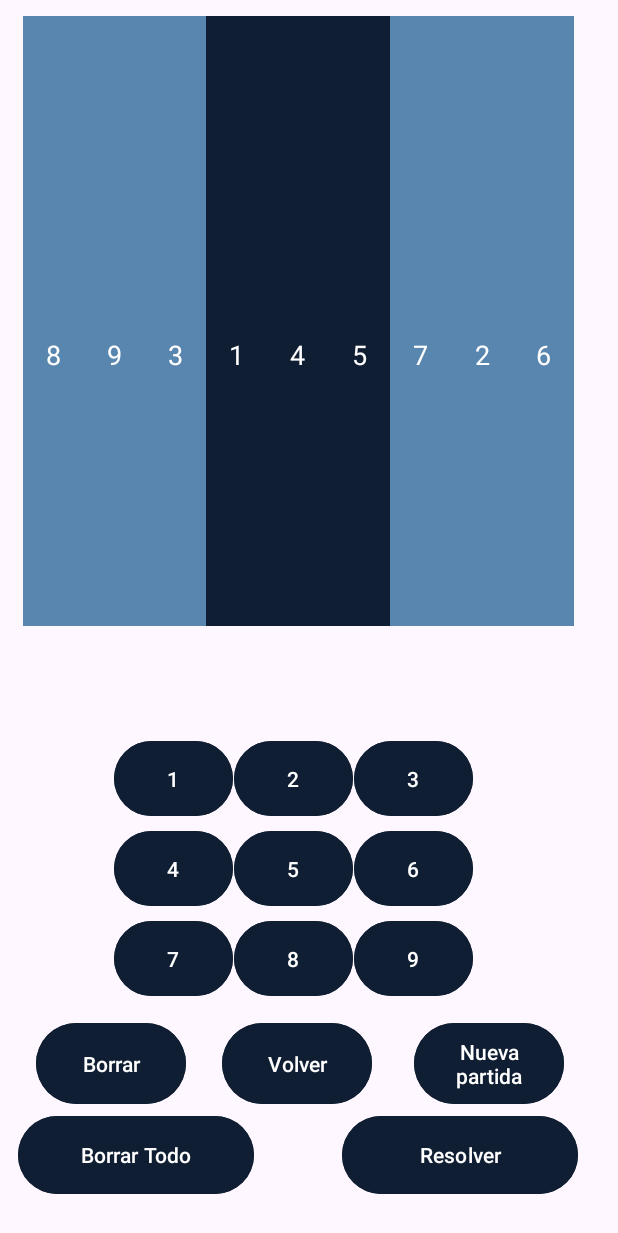
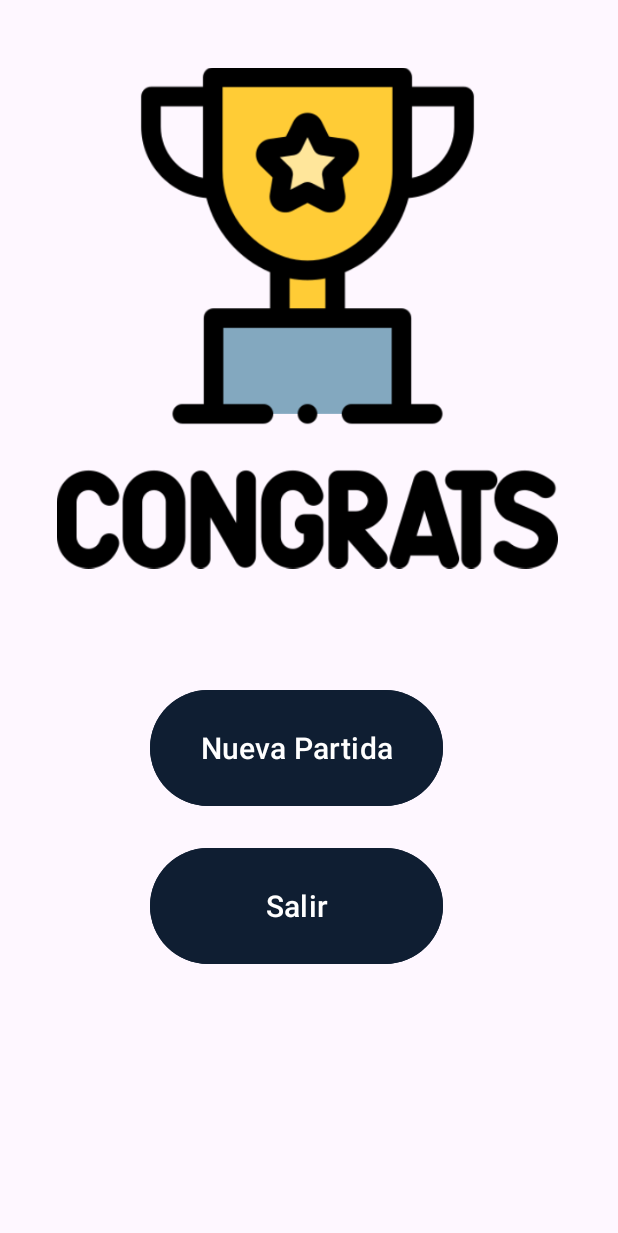
Before and after one commit to cemor8/progmovil, an Android app: the ControllerJuego screen opened directly, with no data from a screen before it, after a tap on "Resolver", on a phone screen of 412 x 824 dp. Shown: the top 1233 px of the screen. Run offline under Robolectric (Android 15) with nearby library versions, the phone set to English and light mode, and no system bars.

Commit message:
comentar, probar

```diff
--- a/Sudoku/app/src/main/AndroidManifest.xml
+++ b/Sudoku/app/src/main/AndroidManifest.xml
@@ -27,6 +27,9 @@
         <activity
                 android:name=".ControllerDificultad">
         </activity>
+        <activity
+                android:name=".ControllerGanar">
+        </activity>
     </application>
 
 </manifest>
--- a/Sudoku/app/src/main/java/com/example/sudoku/ControllerDificultad.java
+++ b/Sudoku/app/src/main/java/com/example/sudoku/ControllerDificultad.java
@@ -19,7 +19,7 @@ public class ControllerDificultad extends AppCompatActivity {
         int id = btn.getId();
         int casillas = 0;
         if(id == R.id.btnfa){
-        casillas = 40;
+        casillas = 10;
         }else if(id == R.id.btnme){
         casillas = 50;
         }else if(id == R.id.btndi){
--- /dev/null
+++ b/Sudoku/app/src/main/java/com/example/sudoku/ControllerGanar.java
@@ -0,0 +1,22 @@
+package com.example.sudoku;
+
+import android.content.Intent;
+import android.os.Bundle;
+import android.view.View;
+import androidx.appcompat.app.AppCompatActivity;
+
+public class ControllerGanar extends AppCompatActivity {
+    @Override
+    protected void onCreate(Bundle savedInstanceState) {
+        super.onCreate(savedInstanceState);
+        setContentView(R.layout.completado);
+
+    }
+    public void salir(View view){
+        finishAffinity();
+    }
+    public void nueva(View view){
+        Intent intent = new Intent(this, ControllerDificultad.class);
+        startActivity(intent);
+    }
+}
--- a/Sudoku/app/src/main/java/com/example/sudoku/ControllerJuego.java
+++ b/Sudoku/app/src/main/java/com/example/sudoku/ControllerJuego.java
@@ -104,6 +104,7 @@ public class ControllerJuego extends AppCompatActivity {
                 if (view instanceof EditText) {
                     EditText editText = (EditText) view;
                     int value = this.tableroMostrar[i][j];
+                    editText.setTextColor(Color.WHITE);
                     if (value != 0) {
                         editText.setText(String.valueOf(value));
                         editText.setEnabled(false);
@@ -224,6 +225,7 @@ public class ControllerJuego extends AppCompatActivity {
             this.currentEditText.setTextColor(Color.parseColor("#77dd77"));
         }else {
             this.currentEditText.setTextColor(Color.parseColor("#ff0000"));
+            this.currentEditText.setEnabled(true);
         }
         this.seleccionarEditText(this.currentEditText);
 
@@ -276,18 +278,25 @@ public class ControllerJuego extends AppCompatActivity {
                 View view = gridLayout.getChildAt(y * 9 + x);
                 if (view instanceof EditText) {
                     EditText editText = (EditText)view;
-
                     if(!String.valueOf(editText.getText()).equalsIgnoreCase(String.valueOf(this.tablero[y][x]))){
                         error = true;
+                        editText.setTextColor(Color.parseColor("#77dd77"));
+                        editText.setText(String.valueOf(this.tablero[y][x]));
                     }
-                    this.currentEditText.setTextColor(Color.parseColor("#77dd77"));
-                    editText.setText(this.tablero[y][x]);
+                    if(this.currentEditText!=null){
+                        this.currentEditText.setTextColor(Color.parseColor("#77dd77"));
+                    }
+
+
+
                 }
 
             }
         }
         if(!error){
-            // poner nueva activity
+            Intent intent = new Intent(this, ControllerGanar.class);
+            intent.setFlags(Intent.FLAG_ACTIVITY_CLEAR_TOP);
+            startActivity(intent);
         }
     }
 }
--- /dev/null
+++ b/Sudoku/app/src/main/res/layout/completado.xml
@@ -0,0 +1,29 @@
+<?xml version="1.0" encoding="utf-8"?>
+<androidx.constraintlayout.widget.ConstraintLayout xmlns:android="http://schemas.android.com/apk/res/android"
+                                                   xmlns:app="http://schemas.android.com/apk/res-auto"
+                                                   xmlns:tools="http://schemas.android.com/tools" android:layout_width="match_parent"
+                                                   android:layout_height="match_parent">
+
+    <ImageView
+            android:layout_width="334dp"
+            android:layout_height="348dp"
+            app:srcCompat="@drawable/congrats" android:id="@+id/imageView"
+            app:layout_constraintTop_toTopOf="parent"
+            android:layout_marginTop="38dp" app:layout_constraintStart_toStartOf="parent"
+            android:layout_marginStart="38dp"/>
+    <Button
+            android:text="Nueva Partida"
+            android:layout_width="195dp"
+            android:layout_height="85dp" android:id="@+id/button5"
+            android:backgroundTint="@color/azulOscuro" android:textSize="20sp"
+            app:layout_constraintStart_toStartOf="parent" android:layout_marginStart="100dp"
+            android:layout_marginTop="70dp" app:layout_constraintTop_toBottomOf="@+id/imageView"
+            android:onClick="nueva"/>
+    <Button
+            android:text="Salir"
+            android:layout_width="195dp"
+            android:layout_height="85dp" android:id="@+id/button6"
+            android:backgroundTint="@color/azulOscuro" android:textSize="20sp"
+            app:layout_constraintStart_toStartOf="parent" android:layout_marginStart="100dp"
+            android:layout_marginTop="20dp" app:layout_constraintTop_toBottomOf="@+id/button5" android:onClick="salir"/>
+</androidx.constraintlayout.widget.ConstraintLayout>
--- a/Sudoku/app/src/main/res/layout/tablero.xml
+++ b/Sudoku/app/src/main/res/layout/tablero.xml
@@ -120,7 +120,7 @@
             android:backgroundTint="@color/azulOscuro"
             android:layout_width="157dp"
             android:layout_height="60dp" android:id="@+id/button4"
-            android:onClick="meternumero"
+            android:onClick="resolver"
             app:layout_constraintStart_toStartOf="parent"
             android:layout_marginStart="228dp"
             app:layout_constraintBottom_toBottomOf="parent" android:layout_marginBottom="24dp"
```
Also changed, not shown: Sudoku/app/src/main/res/drawable-tvdpi/congrats.png (added).
